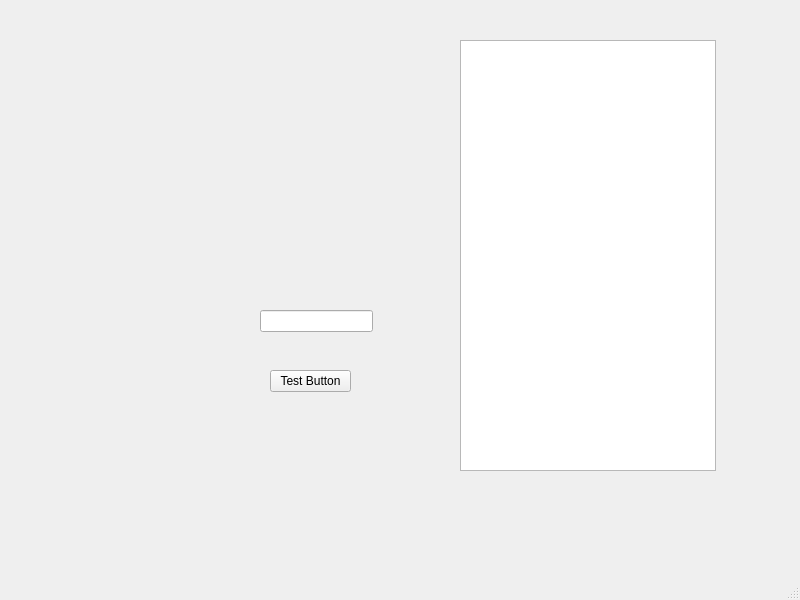
This is src/qt/MainWindow.ui in chuckfairy/Orzabal as Qt 5 draws it before an edit. The edited form follows.
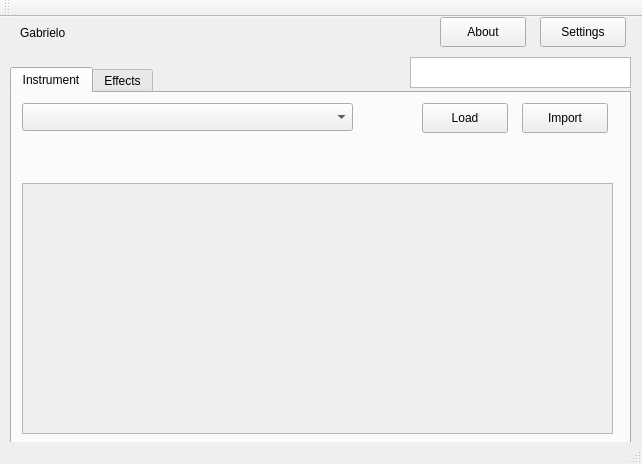
This is the edited form.

Patch:
```diff
--- a/src/qt/MainWindow.ui
+++ b/src/qt/MainWindow.ui
@@ -6,60 +6,196 @@
    <rect>
     <x>0</x>
     <y>0</y>
-    <width>800</width>
-    <height>600</height>
+    <width>642</width>
+    <height>464</height>
    </rect>
   </property>
   <property name="windowTitle">
    <string>MainWindow</string>
   </property>
-  <widget class="QWidget" name="centralwidget">
-   <widget class="QPushButton" name="button">
+  <widget class="QWidget" name="centralWidget">
+   <widget class="QTabWidget" name="tabWidget">
     <property name="geometry">
      <rect>
-      <x>270</x>
-      <y>370</y>
-      <width>81</width>
-      <height>22</height>
+      <x>10</x>
+      <y>50</y>
+      <width>621</width>
+      <height>381</height>
      </rect>
     </property>
-    <property name="text">
-     <string>Test Button</string>
+    <property name="toolTip">
+     <string>&lt;html&gt;&lt;head/&gt;&lt;body&gt;&lt;p&gt;Effects Rack&lt;/p&gt;&lt;/body&gt;&lt;/html&gt;</string>
     </property>
-   </widget>
-   <widget class="QLineEdit" name="textField">
-    <property name="geometry">
-     <rect>
-      <x>260</x>
-      <y>310</y>
-      <width>113</width>
-      <height>22</height>
-     </rect>
+    <property name="currentIndex">
+     <number>0</number>
     </property>
+    <widget class="QWidget" name="tab">
+     <attribute name="title">
+      <string>Instrument</string>
+     </attribute>
+     <widget class="QScrollArea" name="scrollArea">
+      <property name="geometry">
+       <rect>
+        <x>10</x>
+        <y>90</y>
+        <width>591</width>
+        <height>251</height>
+       </rect>
+      </property>
+      <property name="widgetResizable">
+       <bool>true</bool>
+      </property>
+      <widget class="QWidget" name="scrollAreaWidgetContents">
+       <property name="geometry">
+        <rect>
+         <x>0</x>
+         <y>0</y>
+         <width>587</width>
+         <height>247</height>
+        </rect>
+       </property>
+      </widget>
+     </widget>
+     <widget class="QPushButton" name="pushButton_3">
+      <property name="geometry">
+       <rect>
+        <x>510</x>
+        <y>10</y>
+        <width>86</width>
+        <height>30</height>
+       </rect>
+      </property>
+      <property name="text">
+       <string>Import</string>
+      </property>
+     </widget>
+     <widget class="QComboBox" name="comboBox">
+      <property name="geometry">
+       <rect>
+        <x>10</x>
+        <y>10</y>
+        <width>331</width>
+        <height>28</height>
+       </rect>
+      </property>
+     </widget>
+     <widget class="QPushButton" name="pushButton_5">
+      <property name="geometry">
+       <rect>
+        <x>410</x>
+        <y>10</y>
+        <width>86</width>
+        <height>30</height>
+       </rect>
+      </property>
+      <property name="text">
+       <string>Load</string>
+      </property>
+     </widget>
+    </widget>
+    <widget class="QWidget" name="effects_rack">
+     <attribute name="title">
+      <string>Effects</string>
+     </attribute>
+     <widget class="QListWidget" name="listWidget">
+      <property name="geometry">
+       <rect>
+        <x>10</x>
+        <y>50</y>
+        <width>591</width>
+        <height>231</height>
+       </rect>
+      </property>
+     </widget>
+     <widget class="QLabel" name="label_2">
+      <property name="geometry">
+       <rect>
+        <x>10</x>
+        <y>320</y>
+        <width>58</width>
+        <height>14</height>
+       </rect>
+      </property>
+      <property name="text">
+       <string>Output</string>
+      </property>
+     </widget>
+     <widget class="QPushButton" name="pushButton_4">
+      <property name="geometry">
+       <rect>
+        <x>510</x>
+        <y>10</y>
+        <width>86</width>
+        <height>30</height>
+       </rect>
+      </property>
+      <property name="text">
+       <string>Add</string>
+      </property>
+     </widget>
+    </widget>
    </widget>
-   <widget class="QListWidget" name="listWidget">
+   <widget class="QTableView" name="tableView">
     <property name="geometry">
      <rect>
-      <x>460</x>
+      <x>410</x>
       <y>40</y>
-      <width>256</width>
-      <height>431</height>
+      <width>221</width>
+      <height>31</height>
      </rect>
     </property>
    </widget>
+   <widget class="QPushButton" name="pushButton">
+    <property name="geometry">
+     <rect>
+      <x>440</x>
+      <y>0</y>
+      <width>86</width>
+      <height>30</height>
+     </rect>
+    </property>
+    <property name="text">
+     <string>About</string>
+    </property>
+   </widget>
+   <widget class="QPushButton" name="pushButton_2">
+    <property name="geometry">
+     <rect>
+      <x>540</x>
+      <y>0</y>
+      <width>86</width>
+      <height>30</height>
+     </rect>
+    </property>
+    <property name="text">
+     <string>Settings</string>
+    </property>
+   </widget>
+   <widget class="QLabel" name="label">
+    <property name="geometry">
+     <rect>
+      <x>20</x>
+      <y>0</y>
+      <width>141</width>
+      <height>31</height>
+     </rect>
+    </property>
+    <property name="text">
+     <string>Gabrielo</string>
+    </property>
+   </widget>
   </widget>
-  <widget class="QMenuBar" name="menubar">
-   <property name="geometry">
-    <rect>
-     <x>0</x>
-     <y>0</y>
-     <width>800</width>
-     <height>21</height>
-    </rect>
-   </property>
+  <widget class="QToolBar" name="mainToolBar">
+   <attribute name="toolBarArea">
+    <enum>TopToolBarArea</enum>
+   </attribute>
+   <attribute name="toolBarBreak">
+    <bool>false</bool>
+   </attribute>
   </widget>
   <widget class="QStatusBar" name="statusbar"/>
  </widget>
+ <layoutdefault spacing="6" margin="11"/>
  <resources/>
  <connections/>
 </ui>
```
Left out of the diff: 2 changed lines with no effect on the pictures.
